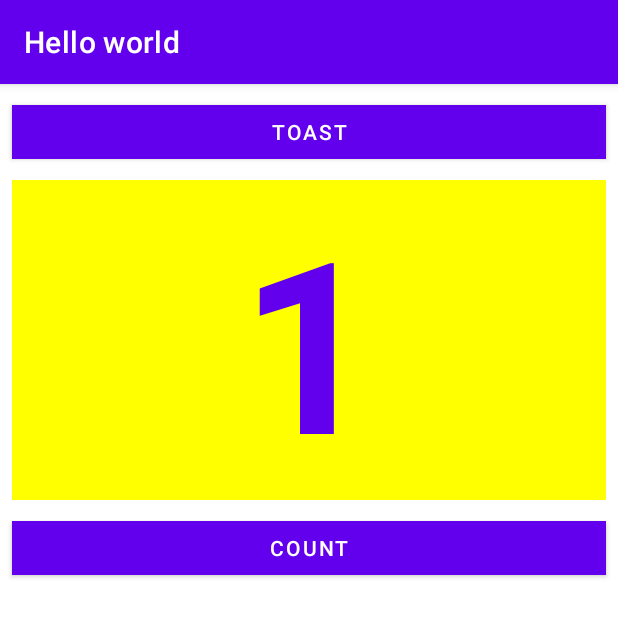
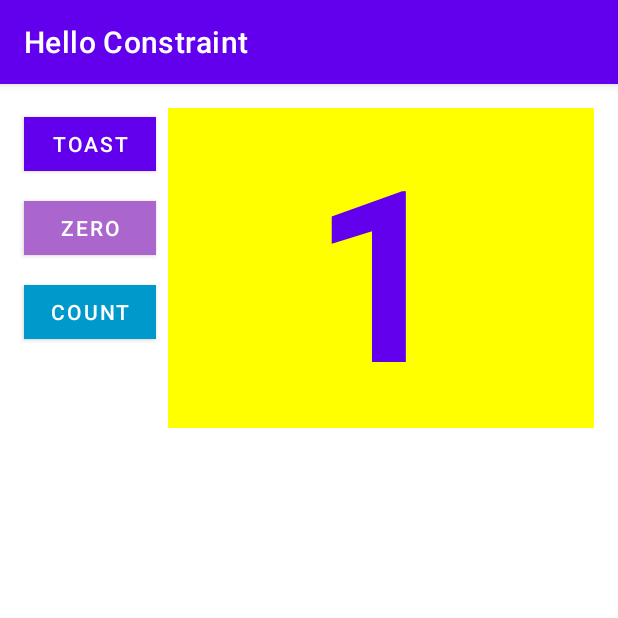
Before and after one commit to GoogelSecond/1-2_homework, an Android app: the screen it shows after launch (MainActivity), after a tap on "COUNT", on a phone screen of 412 x 824 dp, the top half of it. Run offline under Robolectric (Android 15) with nearby library versions, the phone set to English and light mode, and no system bars.

Commit message:
add zero button, add logic, change app name

```diff
--- a/app/src/main/java/com/example/helloworld/MainActivity.kt
+++ b/app/src/main/java/com/example/helloworld/MainActivity.kt
@@ -3,20 +3,24 @@ package com.example.helloworld
 import android.os.Bundle
 import android.util.Log
 import android.view.View
+import android.widget.Button
 import android.widget.TextView
 import android.widget.Toast
 import androidx.appcompat.app.AppCompatActivity
+import androidx.core.content.ContextCompat
 
 
 class MainActivity : AppCompatActivity() {
     private var mCount = 0
     private lateinit var textView: TextView
+    private lateinit var zeroButton: Button
 
     override fun onCreate(savedInstanceState: Bundle?) {
         super.onCreate(savedInstanceState)
         setContentView(R.layout.activity_main)
         Log.d(LOG_TAG, "Hello World");
         textView = findViewById(R.id.show_count)
+        zeroButton = findViewById(R.id.button_zero)
     }
 
     companion object {
@@ -32,10 +36,27 @@ class MainActivity : AppCompatActivity() {
 
     }
 
-    fun countUp(view: View) {
+    fun countUp(button: View) {
         mCount++
+
+        if (mCount % 2 ==0) {
+            val evenColor = ContextCompat.getColor(this, android.R.color.holo_green_dark)
+            button.setBackgroundColor(evenColor)
+        } else {
+            val oddColor = ContextCompat.getColor(this, android.R.color.holo_blue_dark)
+            button.setBackgroundColor(oddColor)
+        }
         if (mCount != 0) {
             textView.text = mCount.toString()
+            val changedZeroColor = ContextCompat.getColor(this, android.R.color.holo_purple)
+            zeroButton.setBackgroundColor(changedZeroColor)
         }
     }
+
+    fun setZeroCount(button: View) {
+        val greyColor = ContextCompat.getColor(this, android.R.color.darker_gray)
+        button.setBackgroundColor(greyColor)
+        mCount = 0
+        textView.text = mCount.toString()
+    }
 }
--- a/app/src/main/res/layout-land/activity_main.xml
+++ b/app/src/main/res/layout-land/activity_main.xml
@@ -10,8 +10,9 @@
         android:id="@+id/button_toast"
         android:layout_width="wrap_content"
         android:layout_height="wrap_content"
-        android:layout_marginStart="8dp"
-        android:layout_marginTop="8dp"
+        android:layout_marginStart="16dp"
+        android:layout_marginTop="16dp"
+        android:layout_marginBottom="16dp"
         android:onClick="showToast"
         android:text="@string/button_label_toast"
         android:textColor="@color/white"
@@ -20,27 +21,47 @@
         app:layout_constraintTop_toTopOf="parent" />
 
     <Button
+        android:id="@+id/button_zero"
+        android:layout_width="wrap_content"
+        android:layout_height="wrap_content"
+        android:layout_marginVertical="16dp"
+        android:backgroundTint="@android:color/darker_gray"
+        android:onClick="setZeroCount"
+        android:text="@string/button_label_zero"
+        android:textColor="@color/white"
+        app:cornerRadius="0dp"
+        app:layout_constraintEnd_toEndOf="@id/button_toast"
+        app:layout_constraintStart_toStartOf="@id/button_toast"
+        app:layout_constraintTop_toBottomOf="@id/button_toast" />
+
+    <Button
         android:id="@+id/button_count"
         android:layout_width="wrap_content"
         android:layout_height="wrap_content"
+        android:layout_marginVertical="16dp"
         android:onClick="countUp"
         android:text="@string/button_label_count"
         android:textColor="@color/white"
         app:cornerRadius="0dp"
+        app:layout_constraintEnd_toEndOf="@id/button_toast"
         app:layout_constraintStart_toStartOf="@id/button_toast"
-        app:layout_constraintTop_toBottomOf="@id/button_toast" />
+        app:layout_constraintTop_toBottomOf="@id/button_zero" />
 
     <TextView
         android:id="@+id/show_count"
-        android:layout_width="wrap_content"
-        android:layout_height="wrap_content"
+        android:layout_width="0dp"
+        android:layout_height="0dp"
         android:layout_marginStart="8dp"
+        android:layout_marginEnd="16dp"
+        android:layout_marginBottom="8dp"
         android:background="#FFFF00"
         android:gravity="center"
         android:text="@string/count_initial_value"
         android:textColor="@color/purple_500"
         android:textSize="120sp"
         android:textStyle="bold"
+        app:layout_constraintBottom_toBottomOf="parent"
+        app:layout_constraintEnd_toEndOf="parent"
         app:layout_constraintStart_toEndOf="@id/button_toast"
         app:layout_constraintTop_toTopOf="@id/button_toast" />
 
--- a/app/src/main/res/layout/activity_main.xml
+++ b/app/src/main/res/layout/activity_main.xml
@@ -1,55 +1,70 @@
 <?xml version="1.0" encoding="utf-8"?>
-<RelativeLayout xmlns:android="http://schemas.android.com/apk/res/android"
+<androidx.constraintlayout.widget.ConstraintLayout xmlns:android="http://schemas.android.com/apk/res/android"
     xmlns:app="http://schemas.android.com/apk/res-auto"
     xmlns:tools="http://schemas.android.com/tools"
     android:layout_width="match_parent"
     android:layout_height="match_parent"
-    android:orientation="vertical"
     tools:context=".MainActivity">
 
     <Button
         android:id="@+id/button_toast"
-        android:layout_width="match_parent"
+        android:layout_width="wrap_content"
         android:layout_height="wrap_content"
-        android:layout_marginStart="8dp"
-        android:layout_marginTop="8dp"
-        android:layout_marginEnd="8dp"
+        android:layout_marginStart="16dp"
+        android:layout_marginTop="16dp"
+        android:layout_marginBottom="8dp"
         android:onClick="showToast"
         android:text="@string/button_label_toast"
         android:textColor="@color/white"
-        app:cornerRadius="0dp" />
+        app:cornerRadius="0dp"
+        app:layout_constraintStart_toStartOf="parent"
+        app:layout_constraintTop_toTopOf="parent" />
+
+    <Button
+        android:id="@+id/button_zero"
+        android:layout_width="wrap_content"
+        android:layout_height="wrap_content"
+        android:layout_marginVertical="8dp"
+        android:backgroundTint="@android:color/darker_gray"
+        android:onClick="setZeroCount"
+        android:text="@string/button_label_zero"
+        android:textColor="@color/white"
+        app:cornerRadius="0dp"
+        app:layout_constraintEnd_toEndOf="@id/button_toast"
+        app:layout_constraintStart_toStartOf="@id/button_toast"
+        app:layout_constraintTop_toBottomOf="@id/button_toast" />
+
+    <Button
+        android:id="@+id/button_count"
+        android:layout_width="wrap_content"
+        android:layout_height="wrap_content"
+        android:layout_below="@id/show_count"
+        android:layout_marginVertical="8dp"
+        android:backgroundTint="#0000FF"
+        android:onClick="countUp"
+        android:text="@string/button_label_count"
+        android:textColor="@color/white"
+        app:cornerRadius="0dp"
+        app:layout_constraintEnd_toEndOf="@id/button_toast"
+        app:layout_constraintStart_toStartOf="@id/button_toast"
+        app:layout_constraintTop_toBottomOf="@id/button_zero" />
 
     <TextView
         android:id="@+id/show_count"
-        android:layout_width="match_parent"
+        android:layout_width="0dp"
         android:layout_height="wrap_content"
-        android:layout_below="@id/button_toast"
-        android:layout_alignParentStart="true"
-        android:layout_alignParentLeft="true"
         android:layout_marginStart="8dp"
-        android:layout_marginTop="8dp"
-        android:layout_marginEnd="8dp"
+        android:layout_marginEnd="16dp"
         android:layout_marginBottom="8dp"
         android:background="#FFFF00"
-        android:gravity="center_horizontal"
+        android:gravity="center"
         android:text="@string/count_initial_value"
-        android:textAlignment="center"
         android:textColor="@color/purple_500"
         android:textSize="160sp"
-        android:textStyle="bold" />
+        android:textStyle="bold"
+        app:layout_constraintEnd_toEndOf="parent"
+        app:layout_constraintStart_toEndOf="@id/button_toast"
+        app:layout_constraintTop_toTopOf="@id/button_toast" />
 
-    <Button
-        android:id="@+id/button_count"
-        android:layout_width="match_parent"
-        android:layout_height="wrap_content"
-        android:layout_below="@id/show_count"
-        android:layout_centerHorizontal="true"
-        android:layout_marginStart="8dp"
-        android:layout_marginEnd="8dp"
-        android:layout_marginBottom="8dp"
-        android:onClick="countUp"
-        android:text="@string/button_label_count"
-        android:textColor="@color/white"
-        app:cornerRadius="0dp" />
 
-</RelativeLayout>
+</androidx.constraintlayout.widget.ConstraintLayout>
--- a/app/src/main/res/values/strings.xml
+++ b/app/src/main/res/values/strings.xml
@@ -1,6 +1,7 @@
 <resources>
-    <string name="app_name">Hello world</string>
+    <string name="app_name">Hello Constraint</string>
     <string name="button_label_toast">Toast</string>
+    <string name="button_label_zero">Zero</string>
     <string name="button_label_count">Count</string>
     <string name="count_initial_value">0</string>
     <string name="toast_message">Hello Toast!</string>
```
